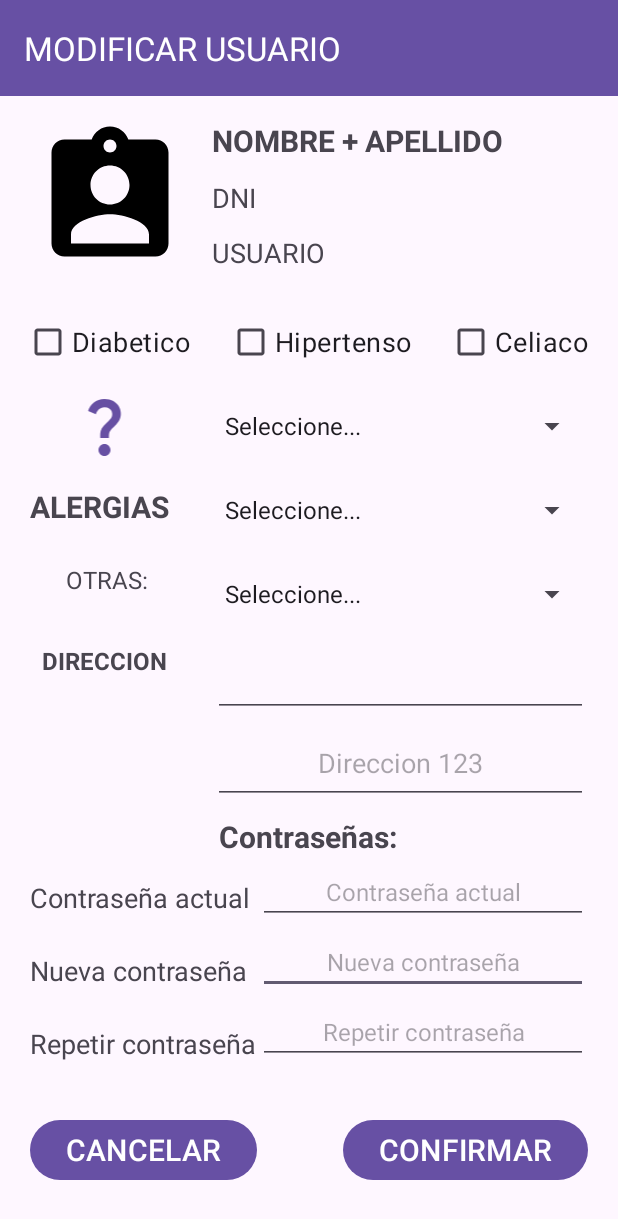
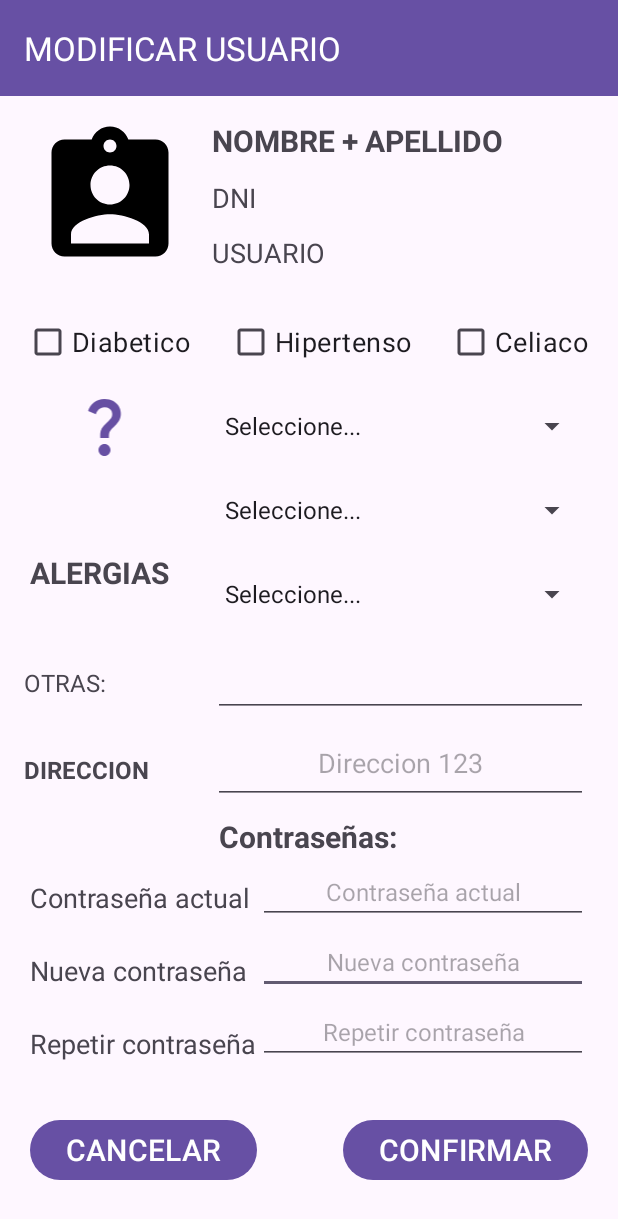
Before and after one commit to Alan-Vaca/TP7_SANAMENTE, an Android app: the Modificar_Usuario screen opened directly, with no data from a screen before it, on a phone screen of 412 x 824 dp. Shown: the top 1219 px of the screen. Run offline under Robolectric (Android 15) with nearby library versions, the phone set to English and light mode, and no system bars.

Commit message:
Ver Alergias

```diff
--- a/app/src/main/res/layout/activity_modificar_usuario.xml
+++ b/app/src/main/res/layout/activity_modificar_usuario.xml
@@ -142,35 +142,35 @@
         android:layout_width="wrap_content"
         android:layout_height="wrap_content"
         android:layout_marginStart="20dp"
-        android:layout_marginTop="16dp"
+        android:layout_marginTop="4dp"
         android:text="@string/tv_alergias"
         android:textSize="20sp"
         android:textStyle="bold"
         app:layout_constraintStart_toStartOf="parent"
-        app:layout_constraintTop_toBottomOf="@+id/imageView8" />
+        app:layout_constraintTop_toBottomOf="@+id/tipoAlergia2" />
 
     <TextView
         android:id="@+id/textView4"
         android:layout_width="wrap_content"
         android:layout_height="wrap_content"
-        android:layout_marginStart="28dp"
-        android:layout_marginTop="32dp"
+        android:layout_marginStart="16dp"
+        android:layout_marginTop="24dp"
         android:text="@string/tv_direccion"
         android:textSize="16sp"
         android:textStyle="bold"
         app:layout_constraintStart_toStartOf="parent"
-        app:layout_constraintTop_toBottomOf="@+id/textView33" />
+        app:layout_constraintTop_toBottomOf="@+id/txtComentarios" />
 
     <TextView
         android:id="@+id/textView33"
         android:layout_width="wrap_content"
         android:layout_height="wrap_content"
-        android:layout_marginStart="44dp"
+        android:layout_marginStart="16dp"
         android:layout_marginTop="24dp"
         android:text="OTRAS:"
         android:textSize="16sp"
         app:layout_constraintStart_toStartOf="parent"
-        app:layout_constraintTop_toBottomOf="@+id/fc_tv_contiene" />
+        app:layout_constraintTop_toBottomOf="@+id/tipoAlergia3" />
 
     <TextView
         android:id="@+id/textView7"
```
Also changed, not shown: app/src/main/java/BaseDeDatos/Conexion.java (+11 -0 lines), app/src/main/java/BaseDeDatos/consultasEtiquetados.java (+48 -0 lines), app/src/main/java/com/example/tp7_sanamente/Modificar_Usuario.java (+32 -1 lines).
